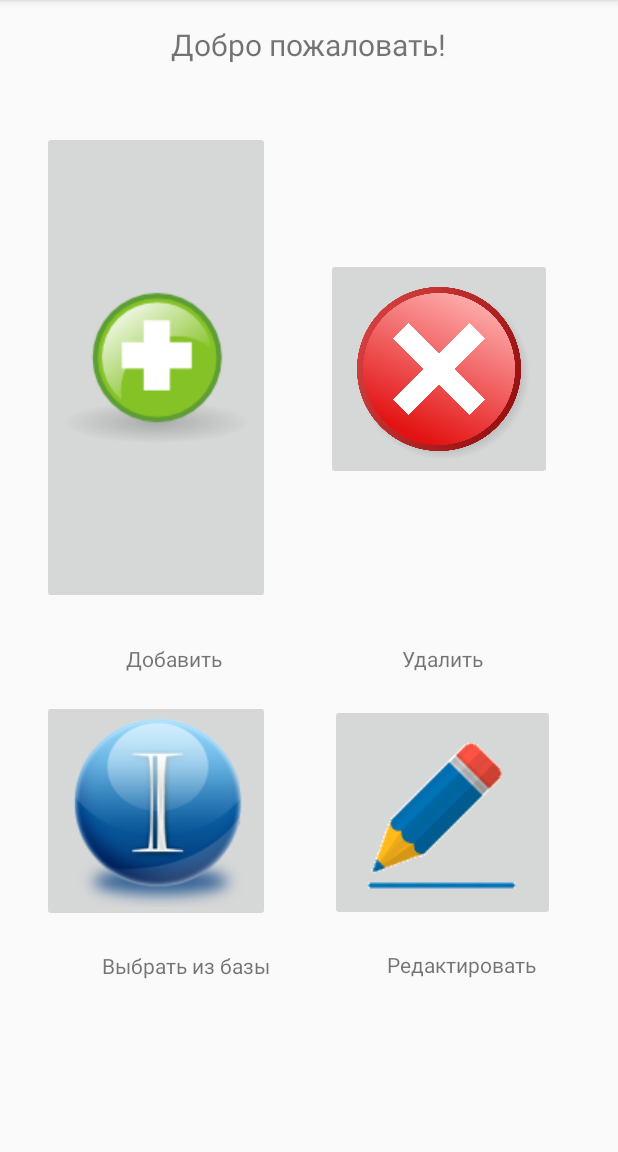
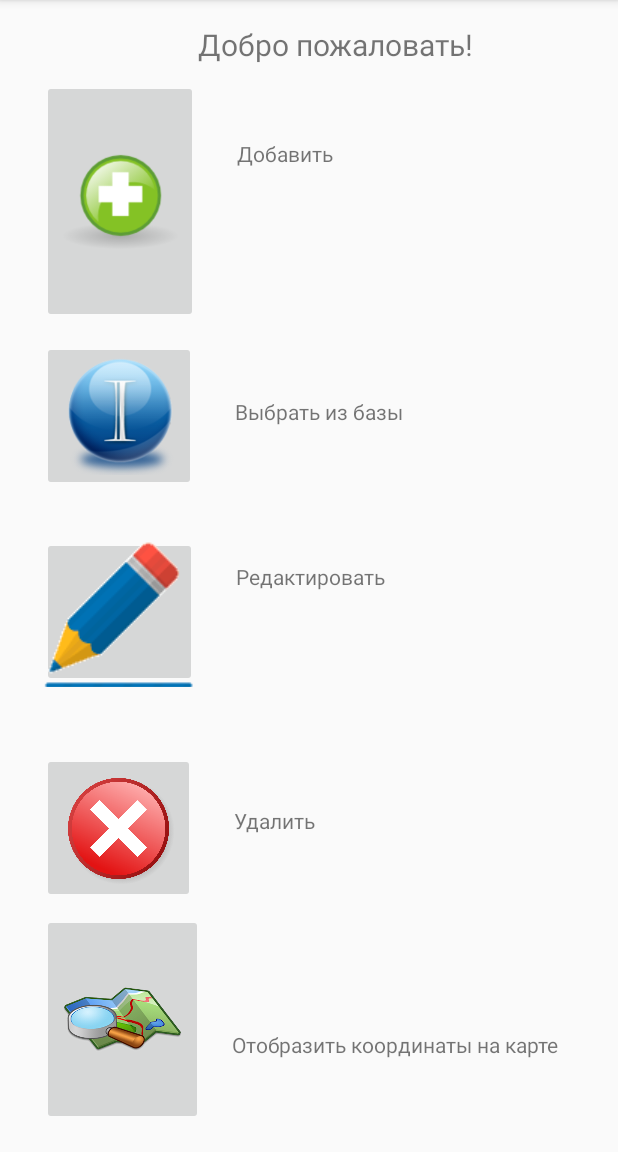
Before and after one commit to optima211/romeapp, an Android app: the screen it shows after launch (MainActivity), on a phone screen of 412 x 824 dp, the part 84-1236 px from its top. Run offline under Robolectric (Android 15) with nearby library versions, the phone set to English and light mode, and no system bars.

Commit message:
new page and new design for general page and all file

```diff
--- a/app/src/main/java/com/example/nedmk/rome/MainActivity.java
+++ b/app/src/main/java/com/example/nedmk/rome/MainActivity.java
@@ -3,19 +3,22 @@ package com.example.nedmk.rome;
 import android.content.Intent;
 import android.support.v7.app.AppCompatActivity;
 import android.os.Bundle;
-//import android.widget.Button;
 import android.view.View;
 import android.widget.ImageButton;
 
 public class MainActivity extends AppCompatActivity {
 
-    private ImageButton addbutton;
+    private ImageButton addbutton, selectbutton, updatebutton, deletebutton, mapbutton;
 
     @Override
     protected void onCreate(Bundle savedInstanceState) {
         super.onCreate(savedInstanceState);
         setContentView(R.layout.activity_main);
         addbutton = (ImageButton)findViewById(R.id.addbutton);
+        selectbutton = (ImageButton)findViewById(R.id.selectbutton);
+        updatebutton = (ImageButton)findViewById(R.id.updatebutton);
+        deletebutton = (ImageButton)findViewById(R.id.deletebutton);
+        mapbutton = (ImageButton)findViewById(R.id.mapbutton);
         addbutton.setOnClickListener(
                 new View.OnClickListener(){
 
@@ -27,6 +30,50 @@ public class MainActivity extends AppCompatActivity {
 
                 }
         );
+        selectbutton.setOnClickListener(
+                new View.OnClickListener(){
+
+                    @Override
+                    public void onClick(View v) {
+                        Intent intent = new Intent("com.example.nedmk.rome.SelectActivity");
+                        startActivity(intent);
+                    }
+
+                }
+        );
+        updatebutton.setOnClickListener(
+                new View.OnClickListener(){
+
+                    @Override
+                    public void onClick(View v) {
+                        Intent intent = new Intent("com.example.nedmk.rome.UpdateActivity");
+                        startActivity(intent);
+                    }
+
+                }
+        );
+        deletebutton.setOnClickListener(
+                new View.OnClickListener(){
+
+                    @Override
+                    public void onClick(View v) {
+                        Intent intent = new Intent("com.example.nedmk.rome.DeleteActivity");
+                        startActivity(intent);
+                    }
+
+                }
+        );
+        mapbutton.setOnClickListener(
+                new View.OnClickListener(){
+
+                    @Override
+                    public void onClick(View v) {
+                        Intent intent = new Intent("com.example.nedmk.rome.MapActivity");
+                        startActivity(intent);
+                    }
+
+                }
+        );
     }
     private void addListenerOnButton (){
 
--- a/app/src/main/res/layout/activity_main.xml
+++ b/app/src/main/res/layout/activity_main.xml
@@ -14,21 +14,21 @@
         android:layout_marginTop="16dp"
         android:text="Добро пожаловать!"
         android:textSize="20sp"
-        app:layout_constraintEnd_toEndOf="parent"
-        app:layout_constraintStart_toStartOf="parent"
+        app:layout_constraintStart_toEndOf="@+id/addbutton"
         app:layout_constraintTop_toTopOf="parent" />
 
     <ImageButton
         android:id="@+id/addbutton"
-        android:layout_width="wrap_content"
+        android:layout_width="0dp"
         android:layout_height="0dp"
-        android:layout_marginBottom="46dp"
-        android:layout_marginEnd="37dp"
+        android:layout_marginBottom="12dp"
+        android:layout_marginEnd="26dp"
         android:layout_marginStart="28dp"
-        android:layout_marginTop="44dp"
+        android:layout_marginTop="10dp"
         android:contentDescription="TODO"
-        app:layout_constraintBottom_toBottomOf="@+id/textView"
-        app:layout_constraintEnd_toStartOf="@+id/deletebutton"
+        android:scaleType="centerInside"
+        app:layout_constraintBottom_toTopOf="@+id/selectbutton"
+        app:layout_constraintEnd_toStartOf="@+id/textView"
         app:layout_constraintStart_toStartOf="parent"
         app:layout_constraintTop_toBottomOf="@+id/textView2"
         app:srcCompat="@drawable/add" />
@@ -36,82 +36,115 @@
     <ImageButton
         android:id="@+id/deletebutton"
         android:layout_width="0dp"
-        android:layout_height="148dp"
-        android:layout_marginBottom="47dp"
-        android:layout_marginEnd="44dp"
-        android:layout_marginTop="47dp"
+        android:layout_height="100dp"
+        android:layout_marginBottom="63dp"
+        android:layout_marginEnd="26dp"
+        android:layout_marginStart="28dp"
+        android:layout_marginTop="67dp"
         android:scaleType="centerInside"
-        app:layout_constraintBottom_toBottomOf="@+id/textView3"
-        app:layout_constraintEnd_toEndOf="parent"
-        app:layout_constraintStart_toEndOf="@+id/addbutton"
-        app:layout_constraintTop_toBottomOf="@+id/textView2"
+        app:layout_constraintBottom_toBottomOf="@+id/textView6"
+        app:layout_constraintEnd_toStartOf="@+id/textView3"
+        app:layout_constraintStart_toStartOf="parent"
+        app:layout_constraintTop_toBottomOf="@+id/textView5"
         app:srcCompat="@drawable/delete" />
 
     <ImageButton
         android:id="@+id/selectbutton"
-        android:layout_width="wrap_content"
-        android:layout_height="wrap_content"
-        android:layout_marginBottom="153dp"
-        android:layout_marginEnd="40dp"
+        android:layout_width="0dp"
+        android:layout_height="100dp"
+        android:layout_marginBottom="148dp"
+        android:layout_marginEnd="26dp"
         android:layout_marginStart="28dp"
-        app:layout_constraintBottom_toBottomOf="parent"
-        app:layout_constraintEnd_toStartOf="@+id/updatebutton"
+        android:layout_marginTop="149dp"
+        android:scaleType="centerInside"
+        app:layout_constraintBottom_toTopOf="@+id/textView3"
+        app:layout_constraintEnd_toStartOf="@+id/textView4"
         app:layout_constraintStart_toStartOf="parent"
+        app:layout_constraintTop_toTopOf="@+id/textView2"
         app:srcCompat="@drawable/select" />
 
     <ImageButton
         android:id="@+id/updatebutton"
         android:layout_width="0dp"
-        android:layout_height="0dp"
-        android:layout_marginBottom="39dp"
-        android:layout_marginEnd="42dp"
-        android:layout_marginTop="40dp"
-        app:layout_constraintBottom_toBottomOf="@+id/textView4"
-        app:layout_constraintEnd_toEndOf="parent"
-        app:layout_constraintStart_toEndOf="@+id/selectbutton"
-        app:layout_constraintTop_toTopOf="@+id/textView3"
+        android:layout_height="100dp"
+        android:layout_marginBottom="113dp"
+        android:layout_marginEnd="26dp"
+        android:layout_marginStart="28dp"
+        android:layout_marginTop="112dp"
+        app:layout_constraintBottom_toBottomOf="@+id/deletebutton"
+        app:layout_constraintEnd_toStartOf="@+id/textView5"
+        app:layout_constraintStart_toStartOf="parent"
+        app:layout_constraintTop_toBottomOf="@+id/addbutton"
         app:srcCompat="@drawable/update" />
 
     <TextView
         android:id="@+id/textView"
         android:layout_width="wrap_content"
         android:layout_height="wrap_content"
-        android:layout_marginBottom="18dp"
-        android:layout_marginEnd="32dp"
+        android:layout_marginEnd="190dp"
+        android:layout_marginTop="39dp"
         android:text="Добавить"
-        app:layout_constraintBottom_toTopOf="@+id/selectbutton"
-        app:layout_constraintEnd_toEndOf="@+id/selectbutton" />
+        app:layout_constraintEnd_toEndOf="parent"
+        app:layout_constraintStart_toEndOf="@+id/addbutton"
+        app:layout_constraintTop_toTopOf="@+id/addbutton" />
 
     <TextView
         android:id="@+id/textView3"
         android:layout_width="wrap_content"
         android:layout_height="wrap_content"
+        android:layout_marginEnd="201dp"
+        android:layout_marginTop="35dp"
         android:text="Удалить"
-        app:layout_constraintBottom_toBottomOf="@+id/textView"
-        app:layout_constraintEnd_toEndOf="@+id/updatebutton"
-        app:layout_constraintStart_toStartOf="@+id/updatebutton"
-        app:layout_constraintTop_toTopOf="@+id/textView" />
+        app:layout_constraintEnd_toEndOf="parent"
+        app:layout_constraintStart_toEndOf="@+id/deletebutton"
+        app:layout_constraintTop_toTopOf="@+id/deletebutton" />
 
     <TextView
         android:id="@+id/textView4"
         android:layout_width="wrap_content"
         android:layout_height="wrap_content"
-        android:layout_marginEnd="23dp"
-        android:layout_marginStart="13dp"
-        android:layout_marginTop="19dp"
+        android:layout_marginEnd="143dp"
+        android:layout_marginTop="37dp"
         android:text="Выбрать из базы"
-        app:layout_constraintEnd_toStartOf="@+id/textView5"
-        app:layout_constraintStart_toStartOf="parent"
-        app:layout_constraintTop_toBottomOf="@+id/selectbutton" />
+        app:layout_constraintEnd_toEndOf="parent"
+        app:layout_constraintStart_toEndOf="@+id/selectbutton"
+        app:layout_constraintTop_toTopOf="@+id/selectbutton" />
 
     <TextView
         android:id="@+id/textView5"
         android:layout_width="wrap_content"
         android:layout_height="wrap_content"
-        android:layout_marginTop="19dp"
+        android:layout_marginEnd="155dp"
         android:text="Редактировать"
+        app:layout_constraintBottom_toBottomOf="parent"
         app:layout_constraintEnd_toEndOf="parent"
-        app:layout_constraintStart_toEndOf="@+id/textView4"
-        app:layout_constraintTop_toBottomOf="@+id/updatebutton" />
+        app:layout_constraintStart_toEndOf="@+id/updatebutton"
+        app:layout_constraintTop_toTopOf="parent" />
+
+    <ImageButton
+        android:id="@+id/mapbutton"
+        android:layout_width="0dp"
+        android:layout_height="0dp"
+        android:layout_marginBottom="18dp"
+        android:layout_marginEnd="19dp"
+        android:layout_marginStart="28dp"
+        android:layout_marginTop="7dp"
+        android:scaleType="centerInside"
+        app:layout_constraintBottom_toBottomOf="parent"
+        app:layout_constraintEnd_toStartOf="@+id/textView6"
+        app:layout_constraintStart_toStartOf="parent"
+        app:layout_constraintTop_toBottomOf="@+id/deletebutton"
+        app:srcCompat="@drawable/map" />
+
+    <TextView
+        android:id="@+id/textView6"
+        android:layout_width="wrap_content"
+        android:layout_height="wrap_content"
+        android:layout_marginBottom="62dp"
+        android:layout_marginEnd="39dp"
+        android:text="Отобразить координаты на карте"
+        app:layout_constraintBottom_toBottomOf="parent"
+        app:layout_constraintEnd_toEndOf="parent"
+        app:layout_constraintStart_toEndOf="@+id/mapbutton" />
 
 </android.support.constraint.ConstraintLayout>
```
Also changed, not shown: app/src/main/AndroidManifest.xml (+32 -0 lines), app/src/main/java/com/example/nedmk/rome/DeleteActivity.java (added, +13 -0 lines), app/src/main/java/com/example/nedmk/rome/MapActivity.java (added, +13 -0 lines), app/src/main/java/com/example/nedmk/rome/SelectActivity.java (added, +13 -0 lines), app/src/main/java/com/example/nedmk/rome/UpdateActivity.java (added, +13 -0 lines), app/src/main/res/layout/activity_delete.xml (added, +9 -0 lines), app/src/main/res/layout/activity_map.xml (added, +9 -0 lines), app/src/main/res/layout/activity_select.xml (added, +9 -0 lines), app/src/main/res/layout/activity_update.xml (added, +9 -0 lines), app/src/main/res/drawable/map.png (added), 140 other files.
